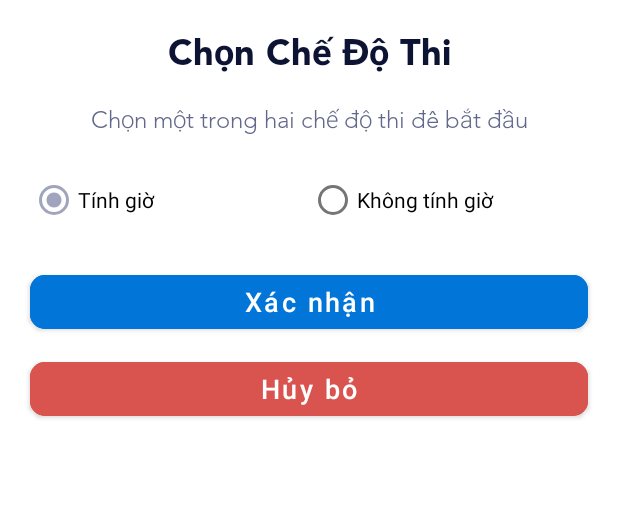
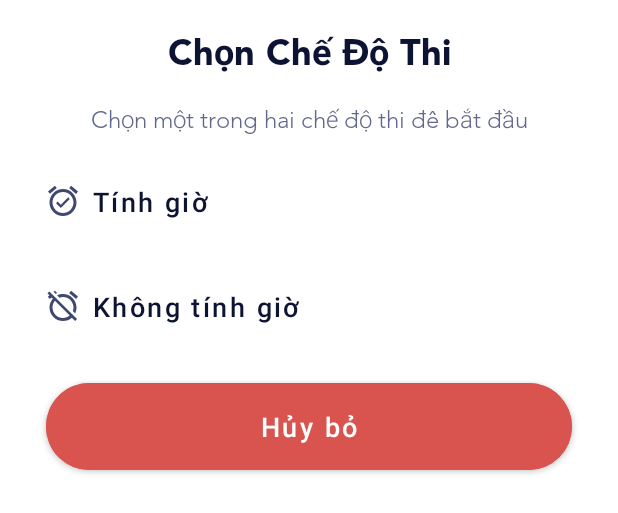
Before and after one commit to zidquocviet1/Toeic-Application, an Android app: the layout dialog_choose_mode.xml on its own in the app's theme, with its tools: preview values and no code run, on a phone screen of 412 x 824 dp. Shown: the top 513 px of the screen. Run offline under Robolectric (Android 15) with nearby library versions, the phone set to English and light mode, and no system bars.

Commit message:
motify choose mode dialog ui

```diff
--- a/app/src/main/java/com/example/toeicapplication/ExamActivity.java
+++ b/app/src/main/java/com/example/toeicapplication/ExamActivity.java
@@ -3,8 +3,8 @@ package com.example.toeicapplication;
 import androidx.appcompat.app.AppCompatActivity;
 import androidx.lifecycle.ViewModelProvider;
 
-import android.content.DialogInterface;
 import android.os.Bundle;
+import android.view.View;
 
 import com.example.toeicapplication.databinding.ActivityExamBinding;
 import com.example.toeicapplication.model.Course;
@@ -12,16 +12,12 @@ import com.example.toeicapplication.model.Question;
 import com.example.toeicapplication.utilities.Utils;
 import com.example.toeicapplication.view.custom.ChooseModeBottomDialogFragment;
 import com.example.toeicapplication.viewmodels.ExamViewModel;
-import com.example.toeicapplication.viewmodels.HomeViewModel;
 import com.google.android.material.dialog.MaterialAlertDialogBuilder;
-import com.google.android.material.dialog.MaterialDialogs;
 
 import java.util.ArrayList;
 import java.util.List;
-import java.util.Locale;
 import java.util.Timer;
 import java.util.TimerTask;
-import java.util.concurrent.TimeUnit;
 
 import dagger.hilt.android.AndroidEntryPoint;
 
@@ -108,8 +104,11 @@ public class ExamActivity
     }
 
     private void startExam(){
-        if (isCounting)
+        if (isCounting) {
+            binding.txtDisplayTime.setVisibility(View.VISIBLE);
+            binding.pbTime.setVisibility(View.VISIBLE);
             startCountingTime();
+        }
         // ....
     }
 
--- a/app/src/main/java/com/example/toeicapplication/view/custom/ChooseModeBottomDialogFragment.java
+++ b/app/src/main/java/com/example/toeicapplication/view/custom/ChooseModeBottomDialogFragment.java
@@ -15,9 +15,10 @@ import com.google.android.material.bottomsheet.BottomSheetDialogFragment;
 
 import org.jetbrains.annotations.NotNull;
 
-public class ChooseModeBottomDialogFragment extends BottomSheetDialogFragment implements View.OnClickListener {
+public class ChooseModeBottomDialogFragment
+        extends BottomSheetDialogFragment
+        implements View.OnClickListener {
     private ChooseModeListener callback;
-    private RadioGroup radioGroup;
 
     public interface ChooseModeListener{
         void onConfirm(boolean isCounting);
@@ -39,9 +40,9 @@ public class ChooseModeBottomDialogFragment extends BottomSheetDialogFragment im
     @Override
     public void onViewCreated(@NonNull @NotNull View view, @Nullable @org.jetbrains.annotations.Nullable Bundle savedInstanceState) {
         super.onViewCreated(view, savedInstanceState);
-        radioGroup = view.findViewById(R.id.radioGroup);
 
-        view.findViewById(R.id.btnConfirm).setOnClickListener(this);
+        view.findViewById(R.id.btnNoCount).setOnClickListener(this);
+        view.findViewById(R.id.btnCount).setOnClickListener(this);
         view.findViewById(R.id.btnCancel).setOnClickListener(this);
     }
 
@@ -71,8 +72,11 @@ public class ChooseModeBottomDialogFragment extends BottomSheetDialogFragment im
     public void onClick(View v) {
         int id = v.getId();
 
-        if (id == R.id.btnConfirm){
-            callback.onConfirm(radioGroup.getCheckedRadioButtonId() == R.id.rbCount);
+        if (id == R.id.btnCount){
+            callback.onConfirm(true);
+            dismiss();
+        }else if (id == R.id.btnNoCount){
+            callback.onConfirm(false);
             dismiss();
         }else if (id == R.id.btnCancel){
             callback.onCancel();
--- /dev/null
+++ b/app/src/main/res/drawable/ic_alarm_off_24.xml
@@ -0,0 +1,10 @@
+<vector xmlns:android="http://schemas.android.com/apk/res/android"
+    android:width="24dp"
+    android:height="24dp"
+    android:viewportWidth="24"
+    android:viewportHeight="24"
+    android:tint="?attr/colorControlNormal">
+  <path
+      android:fillColor="@android:color/white"
+      android:pathData="M12,6c3.87,0 7,3.13 7,7 0,0.84 -0.16,1.65 -0.43,2.4l1.52,1.52c0.58,-1.19 0.91,-2.51 0.91,-3.92 0,-4.97 -4.03,-9 -9,-9 -1.41,0 -2.73,0.33 -3.92,0.91L9.6,6.43C10.35,6.16 11.16,6 12,6zM22,5.72l-4.6,-3.86 -1.29,1.53 4.6,3.86L22,5.72zM2.92,2.29L1.65,3.57 2.98,4.9l-1.11,0.93 1.42,1.42 1.11,-0.94 0.8,0.8C3.83,8.69 3,10.75 3,13c0,4.97 4.02,9 9,9 2.25,0 4.31,-0.83 5.89,-2.2l2.2,2.2 1.27,-1.27L3.89,3.27l-0.97,-0.98zM16.47,18.39C15.26,19.39 13.7,20 12,20c-3.87,0 -7,-3.13 -7,-7 0,-1.7 0.61,-3.26 1.61,-4.47l9.86,9.86zM8.02,3.28L6.6,1.86l-0.86,0.71 1.42,1.42 0.86,-0.71z"/>
+</vector>
--- /dev/null
+++ b/app/src/main/res/drawable/ic_alarm_on_24.xml
@@ -0,0 +1,10 @@
+<vector xmlns:android="http://schemas.android.com/apk/res/android"
+    android:width="24dp"
+    android:height="24dp"
+    android:viewportWidth="24"
+    android:viewportHeight="24"
+    android:tint="?attr/colorControlNormal">
+  <path
+      android:fillColor="@android:color/white"
+      android:pathData="M22,5.72l-4.6,-3.86 -1.29,1.53 4.6,3.86L22,5.72zM7.88,3.39L6.6,1.86 2,5.71l1.29,1.53 4.59,-3.85zM12,4c-4.97,0 -9,4.03 -9,9s4.02,9 9,9c4.97,0 9,-4.03 9,-9s-4.03,-9 -9,-9zM12,20c-3.87,0 -7,-3.13 -7,-7s3.13,-7 7,-7 7,3.13 7,7 -3.13,7 -7,7zM10.54,14.53L8.41,12.4l-1.06,1.06 3.18,3.18 6,-6 -1.06,-1.06 -4.93,4.95z"/>
+</vector>
--- a/app/src/main/res/layout/activity_exam.xml
+++ b/app/src/main/res/layout/activity_exam.xml
@@ -41,6 +41,7 @@
         app:layout_constraintTop_toBottomOf="@id/txtTitle" />
 
     <TextView
+        android:visibility="gone"
         android:id="@+id/txtDisplayTime"
         android:layout_width="wrap_content"
         android:layout_height="wrap_content"
@@ -55,6 +56,7 @@
         app:layout_constraintTop_toBottomOf="@+id/question_id" />
 
     <ProgressBar
+        android:visibility="gone"
         android:id="@+id/pbTime"
         style="@style/Widget.AppCompat.ProgressBar.Horizontal"
         android:layout_width="match_parent"
--- a/app/src/main/res/layout/dialog_choose_mode.xml
+++ b/app/src/main/res/layout/dialog_choose_mode.xml
@@ -1,85 +1,83 @@
 <?xml version="1.0" encoding="utf-8"?>
 <androidx.constraintlayout.widget.ConstraintLayout xmlns:android="http://schemas.android.com/apk/res/android"
+    xmlns:app="http://schemas.android.com/apk/res-auto"
     android:layout_width="match_parent"
     android:layout_height="match_parent"
-    xmlns:app="http://schemas.android.com/apk/res-auto">
+    android:layout_marginBottom="20dp">
+
     <com.google.android.material.textview.MaterialTextView
         android:id="@+id/txtTitle"
         android:layout_width="wrap_content"
         android:layout_height="wrap_content"
-        app:layout_constraintTop_toTopOf="parent"
+        android:layout_marginTop="20dp"
+        android:fontFamily="@font/avenir_lt_pro_black"
+        android:text="@string/mode"
+        android:textColor="@color/title"
+        android:textSize="24sp"
+        app:layout_constraintEnd_toEndOf="parent"
         app:layout_constraintStart_toStartOf="parent"
-        app:layout_constraintEnd_toEndOf="parent"
-        android:fontFamily="@font/avenir_lt_pro_black"
-        android:layout_marginTop="20dp"
-        android:textColor="@color/title"
-        android:text="@string/mode"
-        android:textSize="24sp" />
+        app:layout_constraintTop_toTopOf="parent" />
 
     <com.google.android.material.textview.MaterialTextView
         android:id="@+id/txtDes"
         android:layout_width="wrap_content"
         android:layout_height="wrap_content"
+        android:layout_marginTop="20dp"
+        android:fontFamily="@font/avenir_lt_pro_light"
+        android:text="@string/mode_description"
+        android:textColor="@color/description"
+        android:textSize="16sp"
+        app:layout_constraintEnd_toEndOf="@id/txtTitle"
         app:layout_constraintStart_toStartOf="@id/txtTitle"
-        app:layout_constraintEnd_toEndOf="@id/txtTitle"
-        app:layout_constraintTop_toBottomOf="@id/txtTitle"
-        android:fontFamily="@font/avenir_lt_pro_light"
-        android:layout_marginTop="20dp"
-        android:textColor="@color/description"
-        android:text="@string/mode_description"
-        android:textSize="16sp" />
-
-    <RadioGroup
-        android:id="@+id/radioGroup"
-        app:layout_constraintTop_toBottomOf="@id/txtDes"
-        app:layout_constraintStart_toStartOf="parent"
-        app:layout_constraintEnd_toEndOf="parent"
-        android:layout_marginTop="20dp"
-        android:layout_marginStart="20dp"
-        android:layout_marginEnd="20dp"
-        android:layout_width="0dp"
-        android:checkedButton="@id/rbCount"
-        android:orientation="horizontal"
-        android:layout_height="wrap_content">
-        <com.google.android.material.radiobutton.MaterialRadioButton
-            android:id="@+id/rbCount"
-            android:layout_width="0dp"
-            android:layout_weight="1"
-            android:layout_height="wrap_content"
-            android:text="@string/counting_time"/>
-
-        <com.google.android.material.radiobutton.MaterialRadioButton
-            android:id="@+id/rbNoneCount"
-            android:layout_width="0dp"
-            android:layout_weight="1"
-            android:layout_height="wrap_content"
-            android:text="@string/without_counting_time"/>
-    </RadioGroup>
+        app:layout_constraintTop_toBottomOf="@id/txtTitle" />
 
     <com.google.android.material.button.MaterialButton
-        android:id="@+id/btnConfirm"
-        android:layout_width="0dp"
-        android:layout_height="wrap_content"
-        android:backgroundTint="#0275d8"
-        style="@style/CornerButton"
-        android:textSize="18sp"
-        app:layout_constraintTop_toBottomOf="@id/radioGroup"
-        app:layout_constraintStart_toStartOf="@id/radioGroup"
-        app:layout_constraintEnd_toEndOf="@id/radioGroup"
-        android:layout_marginTop="20dp"
-        android:text="@string/confirm"/>
+        android:id="@+id/btnCount"
+        style="@style/CustomModalTextButton"
+        android:layout_width="match_parent"
+        android:layout_height="70dp"
+        android:layout_marginTop="10dp"
+        android:paddingStart="30dp"
+        android:paddingEnd="24dp"
+        android:text="@string/counting_time"
+        android:textStyle="normal"
+        app:icon="@drawable/ic_alarm_on_24"
+        app:iconPadding="8dp"
+        app:iconTint="@color/icon"
+        app:layout_constraintEnd_toEndOf="parent"
+        app:layout_constraintStart_toStartOf="parent"
+        app:layout_constraintTop_toBottomOf="@id/txtDes" />
+
+    <com.google.android.material.button.MaterialButton
+        android:id="@+id/btnNoCount"
+        style="@style/CustomModalTextButton"
+        android:layout_width="match_parent"
+        android:layout_height="70dp"
+        android:paddingStart="30dp"
+        android:paddingEnd="24dp"
+        android:text="@string/without_counting_time"
+        android:textStyle="normal"
+        app:icon="@drawable/ic_alarm_off_24"
+        app:iconPadding="8dp"
+        app:iconTint="@color/icon"
+        app:layout_constraintEnd_toEndOf="@id/btnCount"
+        app:layout_constraintStart_toStartOf="@id/btnCount"
+        app:layout_constraintTop_toBottomOf="@id/btnCount" />
 
     <com.google.android.material.button.MaterialButton
         android:id="@+id/btnCancel"
+        style="@style/CornerButton"
         android:layout_width="0dp"
-        android:layout_height="wrap_content"
-        style="@style/CornerButton"
-        android:textSize="18sp"
-        android:backgroundTint="#d9534f"
-        app:layout_constraintTop_toBottomOf="@id/btnConfirm"
-        app:layout_constraintStart_toStartOf="@id/btnConfirm"
-        app:layout_constraintEnd_toEndOf="@id/btnConfirm"
+        android:layout_height="70dp"
         android:layout_marginTop="10dp"
         android:layout_marginBottom="20dp"
-        android:text="@string/cancel"/>
+        android:backgroundTint="#d9534f"
+        android:text="@string/cancel"
+        android:textSize="18sp"
+        android:textStyle="normal"
+        app:cornerRadius="44dp"
+        app:layout_constraintEnd_toEndOf="@id/btnNoCount"
+        app:layout_constraintStart_toStartOf="@id/btnNoCount"
+        app:layout_constraintTop_toBottomOf="@id/btnNoCount"
+        app:layout_constraintWidth_percent="0.85" />
 </androidx.constraintlayout.widget.ConstraintLayout>
--- a/app/src/main/res/values/styles.xml
+++ b/app/src/main/res/values/styles.xml
@@ -68,4 +68,16 @@
         <item name="cornerSizeTopRight">16dp</item>
         <item name="cornerSizeTopLeft">16dp</item>
     </style>
+
+    <style name="CustomModalTextButton" parent="Widget.MaterialComponents.Button.TextButton">
+        <item name="cornerRadius">0dp</item>
+        <item name="android:maxLines">1</item>
+        <item name="textAllCaps">false</item>
+        <item name="background">?selectableItemBackground</item>
+        <item name="android:textColor">@color/title</item>
+        <item name="android:textSize">18sp</item>
+        <item name="android:layout_height">60dp</item>
+        <item name="android:textAlignment">textStart</item>
+        <item name="rippleColor">@color/title</item>
+    </style>
 </resources>
```
